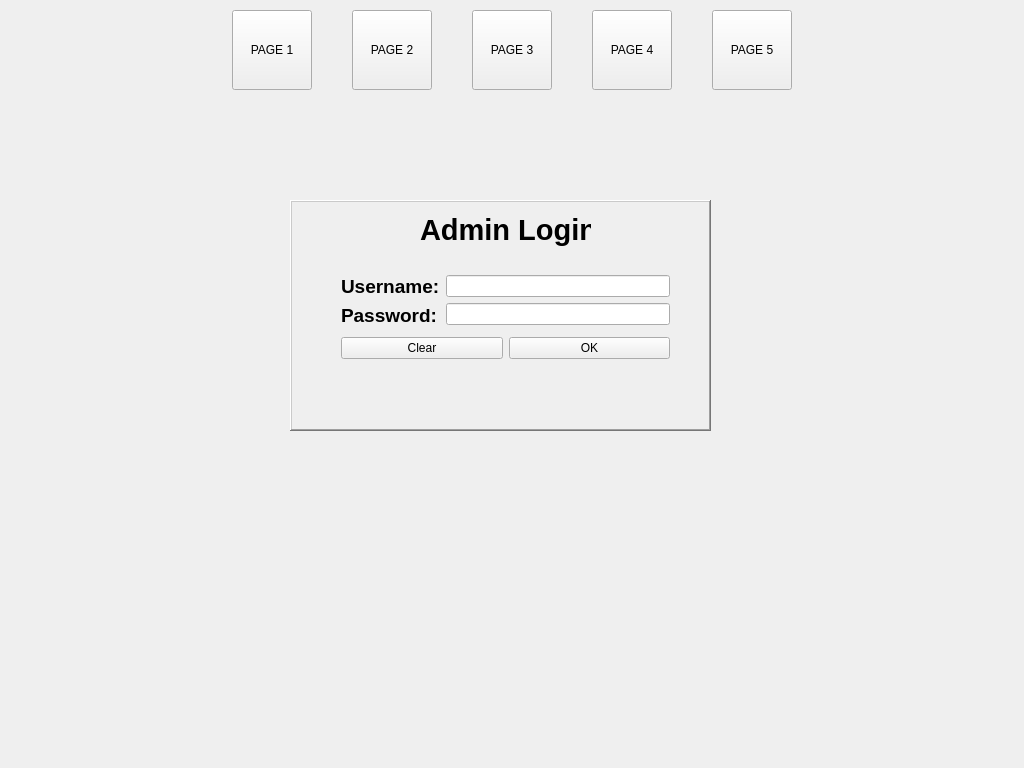
Qt form forms/MainWindow.ui (tigerjpg/cybersecurity) before a commit.
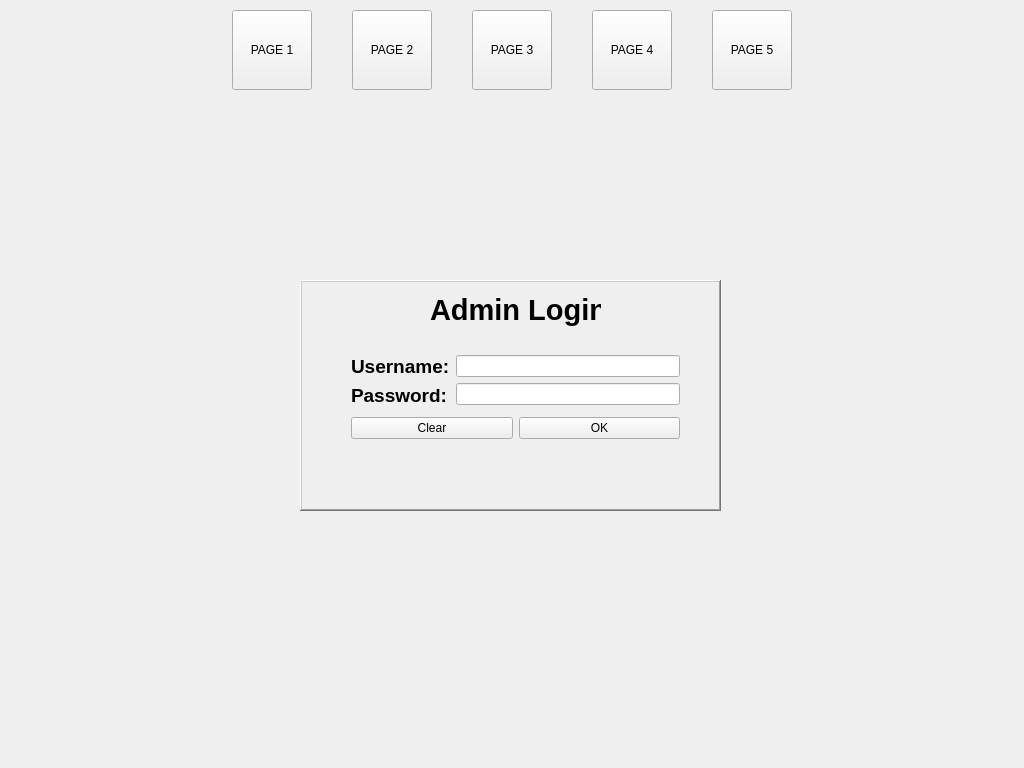
The same form after that commit. Custom widgets are drawn as their Qt base class.

Commit message: [closes #18] center admin login window

Patch:
```diff
--- a/forms/MainWindow.ui
+++ b/forms/MainWindow.ui
@@ -487,8 +487,8 @@
      <widget class="QFrame" name="frame">
       <property name="geometry">
        <rect>
-        <x>290</x>
-        <y>100</y>
+        <x>300</x>
+        <y>180</y>
         <width>421</width>
         <height>231</height>
        </rect>
```
